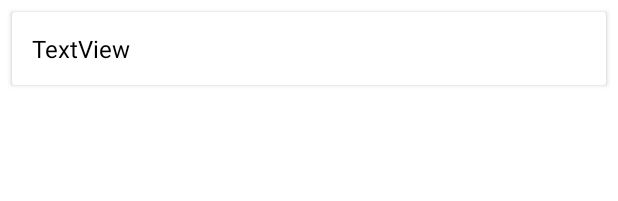
After one commit to JAPHETHNYARANGA/JokesAndroidApp, an Android app: the layout category_view.xml on its own in the app's theme, with its tools: preview values and no code run, on a phone screen of 412 x 824 dp. The commit adds this screen. Shown: the top 201 px of the screen. Run offline under Robolectric (Android 15) with nearby library versions, the phone set to English and light mode, and no system bars.

Commit message:
created horizontal recycler view to store our categories

```diff
--- /dev/null
+++ b/app/src/main/res/layout/category_view.xml
@@ -0,0 +1,42 @@
+<?xml version="1.0" encoding="utf-8"?>
+<androidx.constraintlayout.widget.ConstraintLayout xmlns:android="http://schemas.android.com/apk/res/android"
+    xmlns:app="http://schemas.android.com/apk/res-auto"
+    xmlns:tools="http://schemas.android.com/tools"
+    android:layout_width="match_parent"
+    android:layout_height="wrap_content">
+
+    <androidx.cardview.widget.CardView
+        android:layout_width="match_parent"
+        android:layout_height="wrap_content"
+        android:layout_marginStart="8dp"
+        android:layout_marginTop="8dp"
+        android:layout_marginEnd="8dp"
+        android:layout_marginBottom="8dp"
+        app:layout_constraintBottom_toBottomOf="parent"
+        app:layout_constraintEnd_toEndOf="parent"
+        app:layout_constraintStart_toStartOf="parent"
+        app:layout_constraintTop_toTopOf="parent">
+
+        <androidx.constraintlayout.widget.ConstraintLayout
+            android:layout_width="wrap_content"
+            android:layout_height="match_parent">
+
+            <TextView
+                android:id="@+id/catName"
+                android:layout_width="wrap_content"
+                android:layout_height="wrap_content"
+                android:layout_marginStart="8dp"
+                android:layout_marginTop="8dp"
+                android:layout_marginEnd="8dp"
+                android:layout_marginBottom="8dp"
+                android:padding="5dp"
+                android:text="TextView"
+                android:textColor="@color/black"
+                android:textSize="16dp"
+                app:layout_constraintBottom_toBottomOf="parent"
+                app:layout_constraintEnd_toEndOf="parent"
+                app:layout_constraintStart_toStartOf="parent"
+                app:layout_constraintTop_toTopOf="parent" />
+        </androidx.constraintlayout.widget.ConstraintLayout>
+    </androidx.cardview.widget.CardView>
+</androidx.constraintlayout.widget.ConstraintLayout>
```
Also changed, not shown: app/src/main/java/com/moringaschool/nyarangajokesapp/Adapters/CategoryAdapter.java (+13 -2 lines), app/src/main/java/com/moringaschool/nyarangajokesapp/MainActivity.java (+24 -0 lines).
